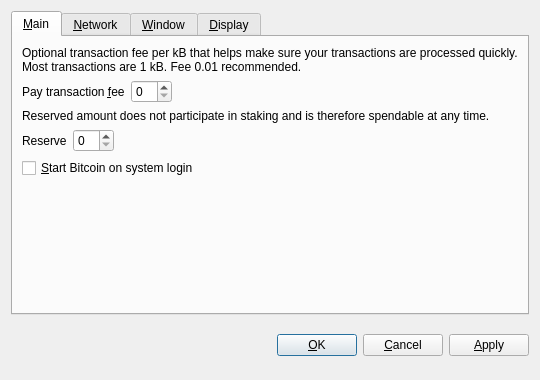
This is src/qt/forms/optionsdialog.ui in blockxplorer/blockxplorer as Qt 5 draws it before an edit. The edited form follows.
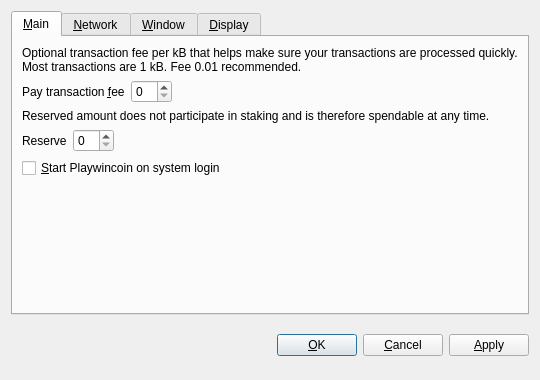
This is the edited form. Custom widgets are drawn as their Qt base class.

Diff of the .ui file:
```diff
--- a/src/qt/forms/optionsdialog.ui
+++ b/src/qt/forms/optionsdialog.ui
@@ -128,7 +128,7 @@
           <string>Automatically start Bitcoin after logging in to the system.</string>
          </property>
          <property name="text">
-          <string>&amp;Start Bitcoin on system login</string>
+          <string>&amp;Start Playwincoin on system login</string>
          </property>
         </widget>
        </item>
```
Left out of the diff: 10 changed lines with no effect on the pictures.
